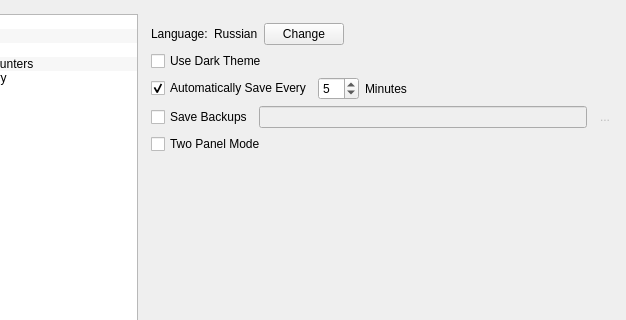
One-Phantom/KITScenarist, file src/bin/scenarist-desktop/UserInterfaceLayer/Settings/SettingsView.ui: the form before one commit; both pictures show x 92 to 718 and y 0 to 320 of the 718 by 656 pixel window.
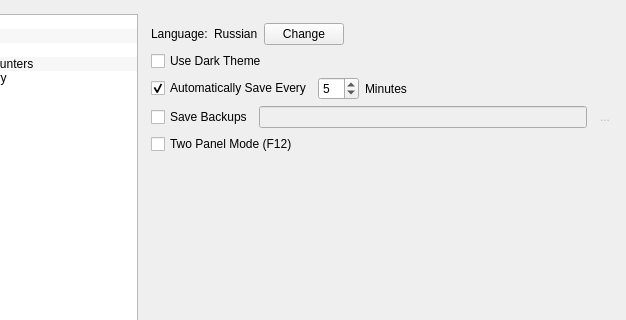
The form after the commit. The open tabs and pages were chosen to show the change. Icons and pictures are not drawn. Custom widgets are drawn as their Qt base class.

```diff
--- a/src/bin/scenarist-desktop/UserInterfaceLayer/Settings/SettingsView.ui
+++ b/src/bin/scenarist-desktop/UserInterfaceLayer/Settings/SettingsView.ui
@@ -296,7 +296,7 @@
                   <item row="4" column="0">
                    <widget class="QCheckBox" name="applicationTwoPanelMode">
                     <property name="text">
-                     <string>Two Panel Mode</string>
+                     <string>Two Panel Mode (F12)</string>
                     </property>
                    </widget>
                   </item>
```
Left out of the diff: 2 changed lines with no effect on the pictures.
